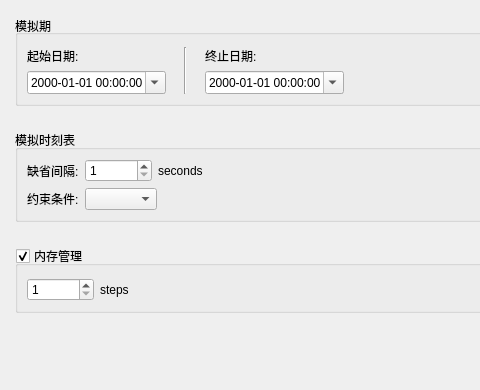
The window that src/apps/openfluid-builder/runconfig/RunConfigurationWidget.ui (jylfc0307/OpenFluidPlus) describes before a commit, drawn with Qt 5; both pictures show x 0 to 480 and y 0 to 390 of the 662 by 491 pixel window.
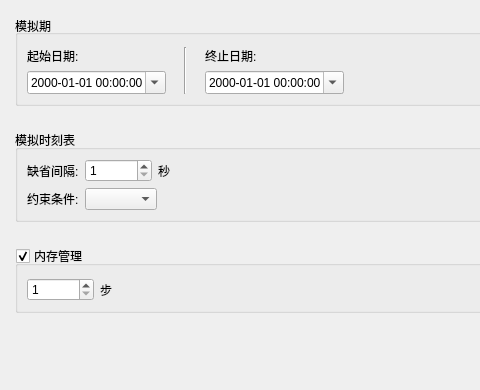
The same window after the commit.

The edit to the form file:
```diff
--- a/src/apps/openfluid-builder/runconfig/RunConfigurationWidget.ui
+++ b/src/apps/openfluid-builder/runconfig/RunConfigurationWidget.ui
@@ -159,7 +159,7 @@
         <item>
          <widget class="QLabel" name="label_4">
           <property name="text">
-           <string>seconds</string>
+           <string>秒</string>
           </property>
          </widget>
         </item>
@@ -239,7 +239,7 @@
       <item>
        <widget class="QLabel" name="label_6">
         <property name="text">
-         <string>steps</string>
+         <string>步</string>
         </property>
        </widget>
       </item>
```
